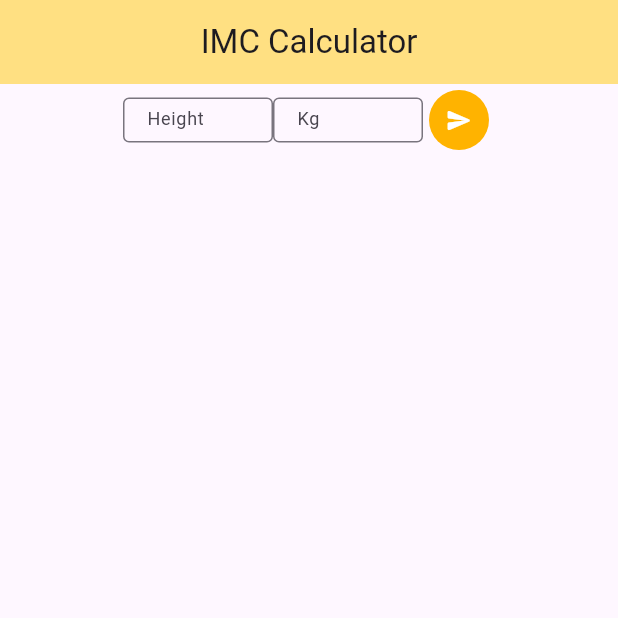
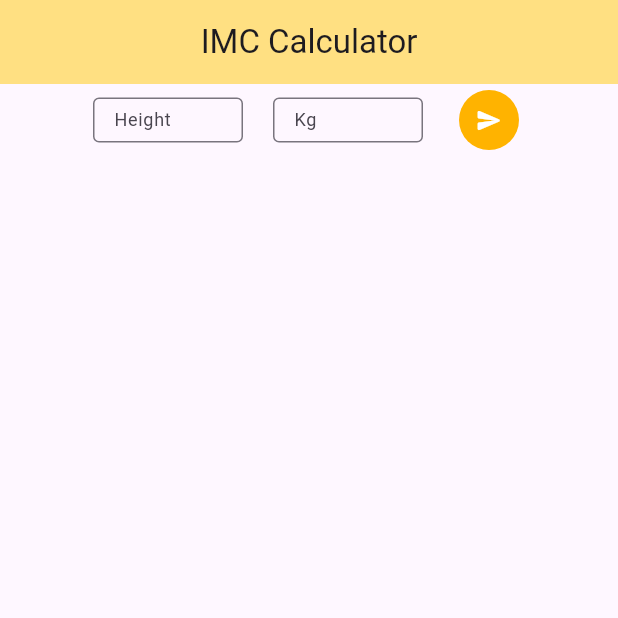
Before and after one commit to Gustavsonpy/imc_calculator, a Flutter app: the screen it shows after launch, on a phone screen of 412 x 824 dp, the top half of it. Run offline on Flutter 3.47's test engine with Material 3 defaults, Android fonts, the phone set to English and light mode, and no system bars.

Commit message:
style: Last style finished All the input in an orange color Space between the forms elements

```diff
--- a/lib/components/inputForm.dart
+++ b/lib/components/inputForm.dart
@@ -8,17 +8,23 @@ class InputForm extends StatelessWidget {
 
   @override
   Widget build(BuildContext context) {
-    return SizedBox(
+    return Container(
       width: 100,
       height: 30,
+      margin: const EdgeInsets.only(right: 20),
       child: TextField(
         maxLines: 1,
         controller: controller,
         decoration: InputDecoration(
           hintText: label,
-          hintStyle: TextStyle(fontSize: 12),
-          border: const OutlineInputBorder()
+          hintStyle: const TextStyle(fontSize: 12),
+          border: const OutlineInputBorder(),
+          focusedBorder: const OutlineInputBorder(
+            borderSide: BorderSide(color: Colors.amber),
+          ),
+          contentPadding: const EdgeInsets.symmetric(vertical: 0, horizontal: 10),
         ),
+        style: const TextStyle(fontSize: 12,), cursorColor: Colors.amber[600],
       ),
     );
   }
```
